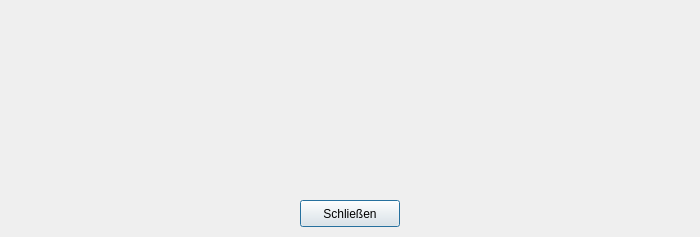
First picture: the form in gpsinfo4zemokost/ui/about_dialog.ui, repository gpsinfo/gpsinfo4zemokost, before the edit.
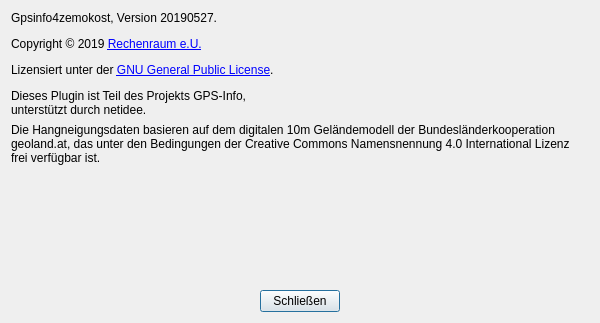
Second picture: the form after the edit. Icons and pictures are not drawn.

The edit to the form file:
```diff
--- a/gpsinfo4zemokost/ui/about_dialog.ui
+++ b/gpsinfo4zemokost/ui/about_dialog.ui
@@ -6,53 +6,146 @@
    <rect>
     <x>0</x>
     <y>0</y>
-    <width>700</width>
-    <height>237</height>
+    <width>600</width>
+    <height>323</height>
    </rect>
   </property>
+  <property name="sizePolicy">
+   <sizepolicy hsizetype="Expanding" vsizetype="Expanding">
+    <horstretch>0</horstretch>
+    <verstretch>0</verstretch>
+   </sizepolicy>
+  </property>
+  <property name="minimumSize">
+   <size>
+    <width>0</width>
+    <height>0</height>
+   </size>
+  </property>
+  <property name="maximumSize">
+   <size>
+    <width>100000</width>
+    <height>100000</height>
+   </size>
+  </property>
   <property name="windowTitle">
    <string>About gpsinfo4zemokost</string>
   </property>
-  <widget class="QPushButton" name="close">
-   <property name="geometry">
-    <rect>
-     <x>300</x>
-     <y>200</y>
-     <width>100</width>
-     <height>27</height>
-    </rect>
-   </property>
-   <property name="text">
-    <string>Schließen</string>
-   </property>
-   <property name="icon">
-    <iconset theme="window-close">
-     <normaloff/>
-    </iconset>
-   </property>
-  </widget>
-  <widget class="QLabel" name="aboutText">
-   <property name="geometry">
-    <rect>
-     <x>50</x>
-     <y>20</y>
-     <width>600</width>
-     <height>170</height>
-    </rect>
-   </property>
-   <property name="text">
-    <string/>
-   </property>
-   <property name="textFormat">
-    <enum>Qt::RichText</enum>
-   </property>
-   <property name="wordWrap">
-    <bool>true</bool>
-   </property>
-   <property name="textInteractionFlags">
-    <set>Qt::LinksAccessibleByMouse|Qt::TextSelectableByKeyboard|Qt::TextSelectableByMouse</set>
-   </property>
-  </widget>
+  <layout class="QVBoxLayout" name="verticalLayout">
+   <item>
+    <layout class="QVBoxLayout" name="verticalLayout_2">
+     <item>
+      <layout class="QHBoxLayout" name="horizontalLayout">
+       <item>
+        <widget class="QLabel" name="aboutText">
+         <property name="sizePolicy">
+          <sizepolicy hsizetype="Preferred" vsizetype="Preferred">
+           <horstretch>0</horstretch>
+           <verstretch>0</verstretch>
+          </sizepolicy>
+         </property>
+         <property name="minimumSize">
+          <size>
+           <width>0</width>
+           <height>0</height>
+          </size>
+         </property>
+         <property name="maximumSize">
+          <size>
+           <width>16777215</width>
+           <height>121</height>
+          </size>
+         </property>
+         <property name="text">
+          <string>&lt;html&gt;&lt;head/&gt;&lt;body&gt;&lt;p&gt;Gpsinfo4zemokost, Version 20190527.&lt;/p&gt;&lt;p&gt;Copyright © 2019 &lt;a href=&quot;https://www.rechenraum.com&quot;&gt;&lt;span style=&quot; text-decoration: underline; color:#0000ff;&quot;&gt;Rechenraum e.U.&lt;/span&gt;&lt;/a&gt;&lt;/p&gt;&lt;p&gt;Lizensiert unter der &lt;a href=&quot;https://www.gnu.org/licenses/gpl-3.0.html&quot;&gt;&lt;span style=&quot; text-decoration: underline; color:#0000ff;&quot;&gt;GNU General Public License&lt;/span&gt;&lt;/a&gt;.&lt;/p&gt;&lt;p&gt;Dieses Plugin ist Teil des Projekts GPS-Info, unterstützt durch netidee.&lt;/p&gt;&lt;/body&gt;&lt;/html&gt;</string>
+         </property>
+         <property name="textFormat">
+          <enum>Qt::RichText</enum>
+         </property>
+         <property name="alignment">
+          <set>Qt::AlignLeading|Qt::AlignLeft|Qt::AlignTop</set>
+         </property>
+         <property name="wordWrap">
+          <bool>true</bool>
+         </property>
+         <property name="textInteractionFlags">
+          <set>Qt::LinksAccessibleByMouse|Qt::TextSelectableByKeyboard|Qt::TextSelectableByMouse</set>
+         </property>
+        </widget>
+       </item>
+       <item>
+        <spacer name="horizontalSpacer">
+         <property name="orientation">
+          <enum>Qt::Horizontal</enum>
+         </property>
+         <property name="sizeHint" stdset="0">
+          <size>
+           <width>40</width>
+           <height>20</height>
+          </size>
+         </property>
+        </spacer>
+       </item>
+       <item>
+        <widget class="QLabel" name="imageLabel">
+         <property name="minimumSize">
+          <size>
+           <width>100</width>
+           <height>75</height>
+          </size>
+         </property>
+         <property name="text">
+          <string/>
+         </property>
+        </widget>
+       </item>
+      </layout>
+     </item>
+     <item>
+      <layout class="QHBoxLayout" name="horizontalLayout_3">
+       <item>
+        <widget class="QLabel" name="label">
+         <property name="text">
+          <string>&lt;html&gt;&lt;head/&gt;&lt;body&gt;&lt;p&gt;Die Hangneigungsdaten basieren auf dem digitalen 10m Geländemodell der Bundesländerkooperation geoland.at, das unter den Bedingungen der Creative Commons Namensnennung 4.0 International Lizenz frei verfügbar ist.&lt;/p&gt;&lt;/body&gt;&lt;/html&gt;</string>
+         </property>
+         <property name="alignment">
+          <set>Qt::AlignLeading|Qt::AlignLeft|Qt::AlignTop</set>
+         </property>
+         <property name="wordWrap">
+          <bool>true</bool>
+         </property>
+        </widget>
+       </item>
+      </layout>
+     </item>
+    </layout>
+   </item>
+   <item>
+    <spacer name="verticalSpacer">
+     <property name="orientation">
+      <enum>Qt::Vertical</enum>
+     </property>
+     <property name="sizeHint" stdset="0">
+      <size>
+       <width>20</width>
+       <height>40</height>
+      </size>
+     </property>
+    </spacer>
+   </item>
+   <item alignment="Qt::AlignHCenter">
+    <widget class="QPushButton" name="close">
+     <property name="text">
+      <string>Schließen</string>
+     </property>
+     <property name="icon">
+      <iconset theme="window-close">
+       <normaloff/>
+      </iconset>
+     </property>
+    </widget>
+   </item>
+  </layout>
  </widget>
  <resources/>
  <connections/>
```
